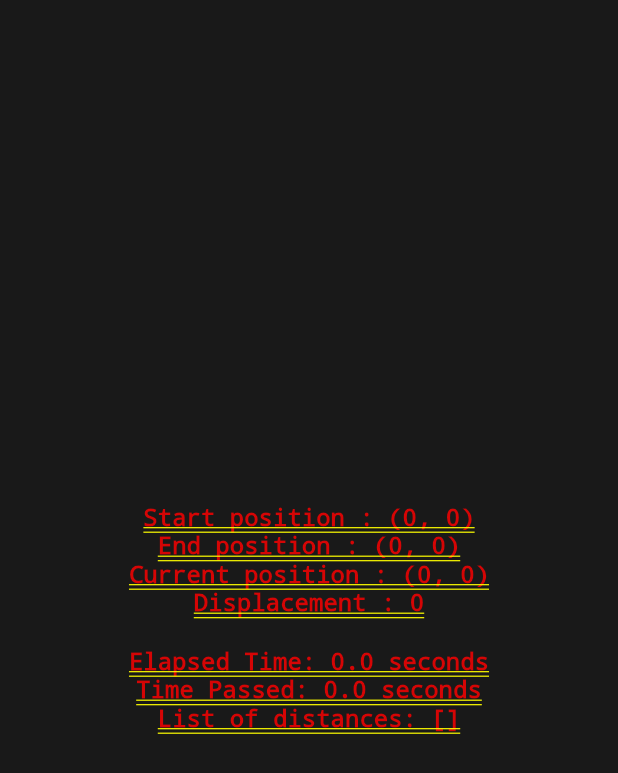
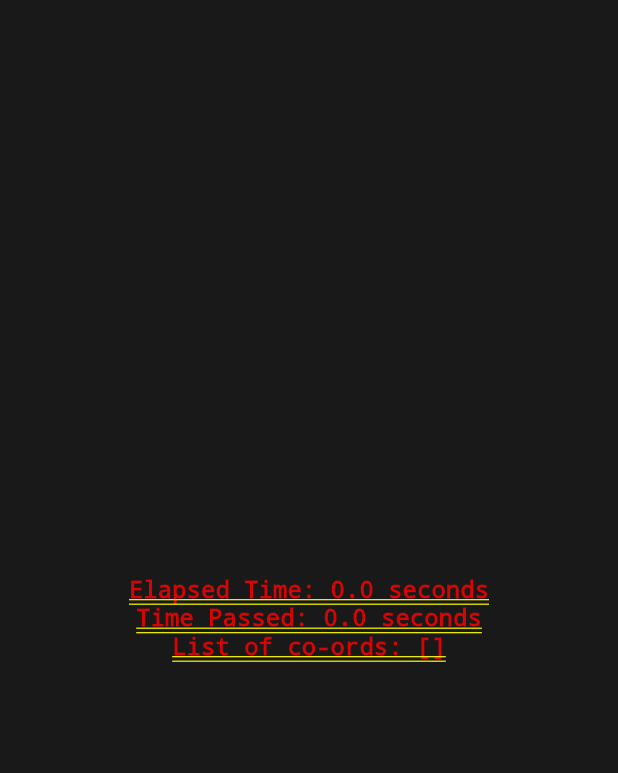
Before and after one commit to Santhosh-btw/TapTrail, a Flutter app: the screen it shows after launch, on a phone screen of 412 x 824 dp. Shown: the top 773 px of the screen. Run offline on Flutter 3.47's test engine with Material 2 defaults, Android fonts, the phone set to English and light mode, and no system bars.

Commit message:
added distance calculator per point

```diff
--- a/lib/main.dart
+++ b/lib/main.dart
@@ -36,7 +36,7 @@ class _ScrlState extends State<Scrl> {
   void startTimer() {
     timer = Timer.periodic(const Duration(seconds: 1), (timer) {
       setState(() {
-        elapsedTime++;
+        elapsedTime = elapsedTime + 1;
       });
     });
   }
@@ -44,7 +44,7 @@ class _ScrlState extends State<Scrl> {
   void distTracker() {
     distTime = Timer.periodic(const Duration(seconds: 5), (timer) {
       setState(() {
-        distTrack.insert(0, [curX, curY]);
+        distTrack.insert(0, [curX.roundToDouble(), curY.roundToDouble()]);
       });
     });
   }
@@ -91,22 +91,11 @@ class _ScrlState extends State<Scrl> {
           child: Column(
             mainAxisAlignment: MainAxisAlignment.center,
             children: [
-              Text(
-                'Start position : (${startX.round()}, ${startY.round()})',
-                style: const TextStyle(fontSize: 16),
-              ),
-              Text('End position : (${endX.round()}, ${endY.round()})',
-                  style: const TextStyle(fontSize: 16)),
-              Text('Current position : (${curX.round()}, ${curY.round()})',
-                  style: const TextStyle(fontSize: 16)),
-              Text('Displacement : ${disp.round()}',
-                  style: const TextStyle(fontSize: 16)),
-              const SizedBox(height: 20),
               Text('Elapsed Time: $elapsedTime seconds',
                   style: const TextStyle(fontSize: 16)),
               Text('Time Passed: $timepassed seconds',
                   style: const TextStyle(fontSize: 16)),
-              Text('List of distances: $distTrack',
+              Text('List of co-ords: $distTrack',
                   style: const TextStyle(fontSize: 16)),
             ],
           ),
@@ -115,3 +104,23 @@ class _ScrlState extends State<Scrl> {
     );
   }
 }
+
+// functions to calculate the distances between x1, x2, y1 and y2 for each co-ord
+
+void eucl(List<List<double>> points) {
+  for (int i = 0; i < points.length; i++) {
+    for (int j = i + 1; j < points.length; j++) {
+      double dist = euclideanDistance(points[i], points[j]);
+      print('distance btwn ($points[i]) and ($points[j]) is $dist');
+    }
+  }
+}
+
+double euclideanDistance(List<double> point1, List<double> point2) {
+  double x1 = point1[0];
+  double y1 = point1[1];
+  double x2 = point2[0];
+  double y2 = point2[1];
+
+  return sqrt((y2 - y1) * (y2 - y1) + (x2 - x1) * (x2 - x1));
+}
```
